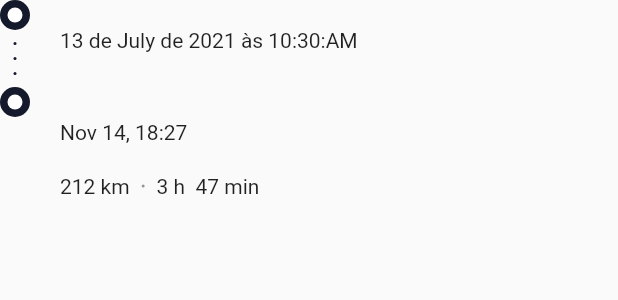
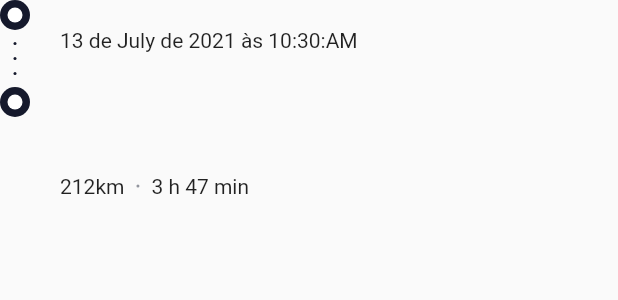
Before and after one commit to davilm/Beco-Driver, a Flutter app: the TravelDataWidget widget shown alone on an empty page, opened directly with empty values, on a phone screen of 412 x 824 dp. Shown: the top 300 px of the screen. Run offline on Flutter 3.47's test engine with Material 2 defaults, Android fonts, the phone set to English and light mode, and no system bars; our stand-ins replace cloud_firestore, dio, firebase_auth, firebase_core, geolocator, google_fonts and 1 more; missing offline and left inert: flutter_polyline_points; accounts and stored records are empty; network calls fail; statements that could not run were skipped.

Commit message:
feat: mock data

```diff
--- a/lib/shared/widgets/TravelDataWidget.dart
+++ b/lib/shared/widgets/TravelDataWidget.dart
@@ -1,14 +1,18 @@
 import 'package:beco_driver/core/core.dart';
+import 'package:beco_driver/models/directions_model.dart';
 import 'package:cloud_firestore/cloud_firestore.dart';
 import 'package:flutter/material.dart';
 import 'package:intl/intl.dart';
 
 class TravelDataWidget extends StatelessWidget {
+  // final Directions totalDistance;
   final String myCityName;
   final String endTrip;
   final Timestamp date;
 
-  const TravelDataWidget({
+  const TravelDataWidget(
+      // this.totalDistance,
+      {
     required this.myCityName,
     required this.endTrip,
     required this.date,
@@ -88,7 +92,7 @@ class TravelDataWidget extends StatelessWidget {
                       ),
                       SizedBox(height: 3),
                       Text(
-                        "Nov 14, 18:27",
+                        "",
                         style: AppTextStyles.montserrat10RegularGrey,
                       ),
                     ],
@@ -100,7 +104,8 @@ class TravelDataWidget extends StatelessWidget {
                     crossAxisAlignment: CrossAxisAlignment.center,
                     children: [
                       Text(
-                        "212 km",
+                        // "${totalDistance.totalDistance}",
+                        "212km",
                         style: AppTextStyles.montserrat10SemiboldGrey,
                       ),
                       SizedBox(width: 8),
@@ -110,7 +115,8 @@ class TravelDataWidget extends StatelessWidget {
                       ),
                       SizedBox(width: 8),
                       Text(
-                        "3 h  47 min",
+                        // "${totalDistance.totalDuration}",
+                        "3 h 47 min",
                         style: AppTextStyles.montserrat10SemiboldGrey,
                       ),
                     ],
```
